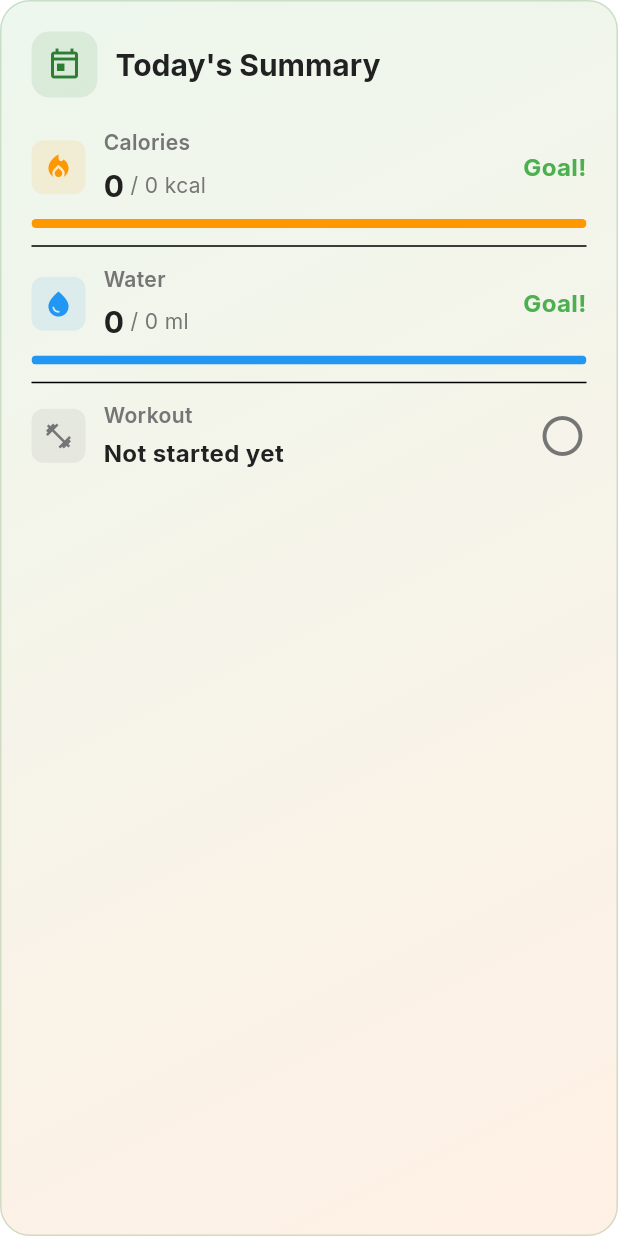
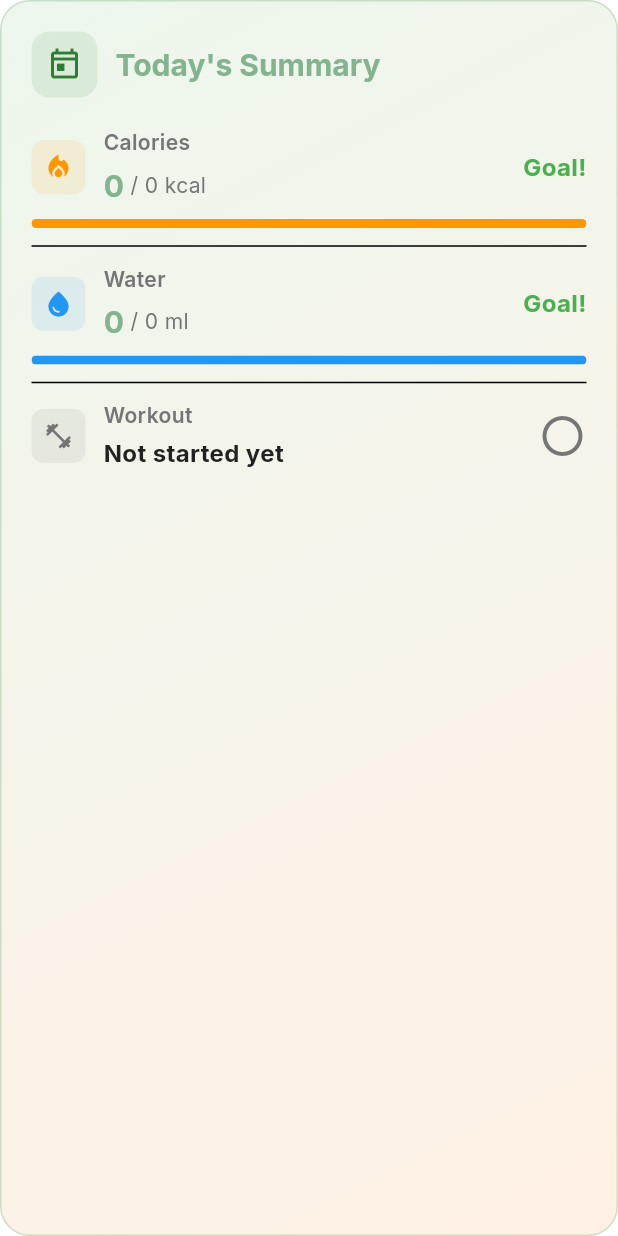
Before and after one commit to Emma-coder-dev/afrofit-wellness, a Flutter app: the DailyStatsCard widget shown alone on an empty page, opened directly with empty values, on a phone screen of 412 x 824 dp. Run offline on Flutter 3.47's test engine with Material 3 defaults, Android fonts, the phone set to English and light mode, and no system bars; our stand-ins replace fl_chart, google_fonts, hive, hive_flutter; accounts and stored records are empty.

Commit message:
implement dashboard with updated color scheme

```diff
--- a/lib/features/dashboard/presentation/widgets/daily_stats_card.dart
+++ b/lib/features/dashboard/presentation/widgets/daily_stats_card.dart
@@ -63,7 +63,7 @@ class DailyStatsCard extends StatelessWidget {
                 'Today\'s Summary',
                 style: Theme.of(context).textTheme.titleLarge?.copyWith(
                       fontWeight: FontWeight.bold,
-                      color: ColorPalette.textPrimary,
+                      color: const Color.fromARGB(255, 131, 180, 143),
                     ),
               ),
             ],
@@ -157,7 +157,7 @@ class DailyStatsCard extends StatelessWidget {
                         style: const TextStyle(
                           fontWeight: FontWeight.bold,
                           fontSize: 20,
-                          color: ColorPalette.textPrimary,
+                          color: Color.fromARGB(255, 131, 180, 143),
                         ),
                       ),
                       Text(
```
